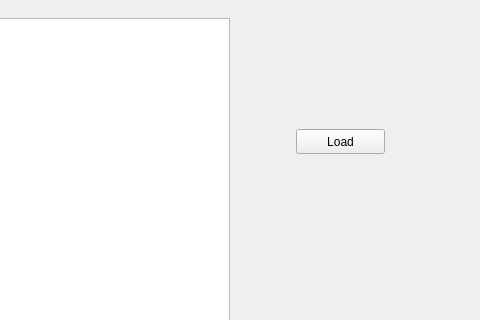
The window that src/vcs-gui.ui (IshanTaldekar/Video-Composition-Software) describes before a commit, drawn with Qt 5; both pictures show x 294 to 774 and y 441 to 761 of the 774 by 874 pixel window.
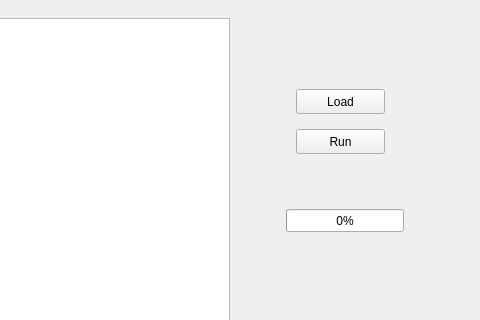
The same window after the commit.

Commit message: New GUI with seperate load and run/cancel buttons as well as a progress bar

Patch:
```diff
--- a/src/vcs-gui.ui
+++ b/src/vcs-gui.ui
@@ -203,7 +203,7 @@
     </rect>
    </property>
    <property name="text">
-    <string>Load</string>
+    <string>Run</string>
    </property>
   </widget>
   <widget class="QTextEdit" name="WordListTextEdit">
@@ -319,6 +319,32 @@
     <string>90</string>
    </property>
   </widget>
+  <widget class="QProgressBar" name="ProgressBar">
+   <property name="geometry">
+    <rect>
+     <x>580</x>
+     <y>650</y>
+     <width>118</width>
+     <height>23</height>
+    </rect>
+   </property>
+   <property name="value">
+    <number>0</number>
+   </property>
+  </widget>
+  <widget class="QPushButton" name="LoadButton">
+   <property name="geometry">
+    <rect>
+     <x>590</x>
+     <y>530</y>
+     <width>89</width>
+     <height>25</height>
+    </rect>
+   </property>
+   <property name="text">
+    <string>Load</string>
+   </property>
+  </widget>
  </widget>
  <resources/>
  <connections/>
```
Left out of the diff: 2 changed lines with no effect on the pictures.
